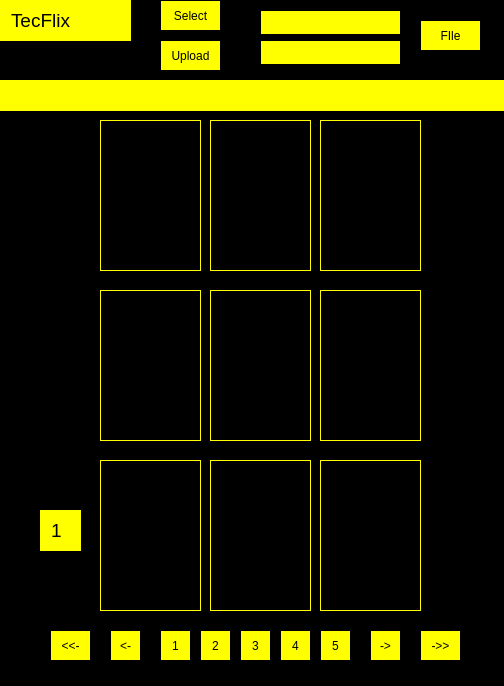
First picture: the form in mainwindow.ui, repository joshual777/TecFlix, before the edit.
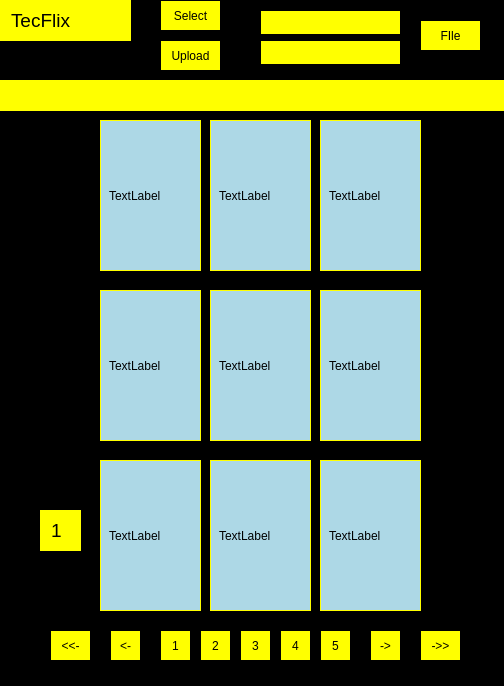
Second picture: the form after the edit.

Patch:
```diff
--- a/mainwindow.ui
+++ b/mainwindow.ui
@@ -35,7 +35,7 @@
     </property>
     <property name="styleSheet">
      <string notr="true">QLabel{
-		background-color: black;
+		background-color: lightblue;
 		border: 1px solid yellow;
 		color: black;
 		padding: 5px; 	
@@ -56,7 +56,7 @@
     </property>
     <property name="styleSheet">
      <string notr="true">QLabel{
-		background-color: black;
+		background-color: lightblue;
 		border: 1px solid yellow;
 		color: black;
 		padding: 5px; 	
@@ -77,7 +77,7 @@
     </property>
     <property name="styleSheet">
      <string notr="true">QLabel{
-		background-color: black;
+		background-color: lightblue;
 		border: 1px solid yellow;
 		color: black;
 		padding: 5px; 	
@@ -98,7 +98,7 @@
     </property>
     <property name="styleSheet">
      <string notr="true">QLabel{
-		background-color: black;
+		background-color: lightblue;
 		border: 1px solid yellow;
 		color: black;
 		padding: 5px; 	
@@ -119,7 +119,7 @@
     </property>
     <property name="styleSheet">
      <string notr="true">QLabel{
-		background-color: black;
+		background-color: lightblue;
 		border: 1px solid yellow;
 		color: black;
 		padding: 5px; 	
@@ -140,7 +140,7 @@
     </property>
     <property name="styleSheet">
      <string notr="true">QLabel{
-		background-color: black;
+		background-color: lightblue;
 		border: 1px solid yellow;
 		color: black;
 		padding: 5px; 	
@@ -161,7 +161,7 @@
     </property>
     <property name="styleSheet">
      <string notr="true">QLabel{
-		background-color: black;
+		background-color: lightblue;
 		border: 1px solid yellow;
 		color: black;
 		padding: 5px; 	
@@ -182,7 +182,7 @@
     </property>
     <property name="styleSheet">
      <string notr="true">QLabel{
-		background-color: black;
+		background-color: lightblue;
 		border: 1px solid yellow;
 		color: black;
 		padding: 5px; 	
@@ -203,7 +203,7 @@
     </property>
     <property name="styleSheet">
      <string notr="true">QLabel{
-		background-color: black;
+		background-color: lightblue;
 		border: 1px solid yellow;
 		color: black;
 		padding: 5px; 	
```
